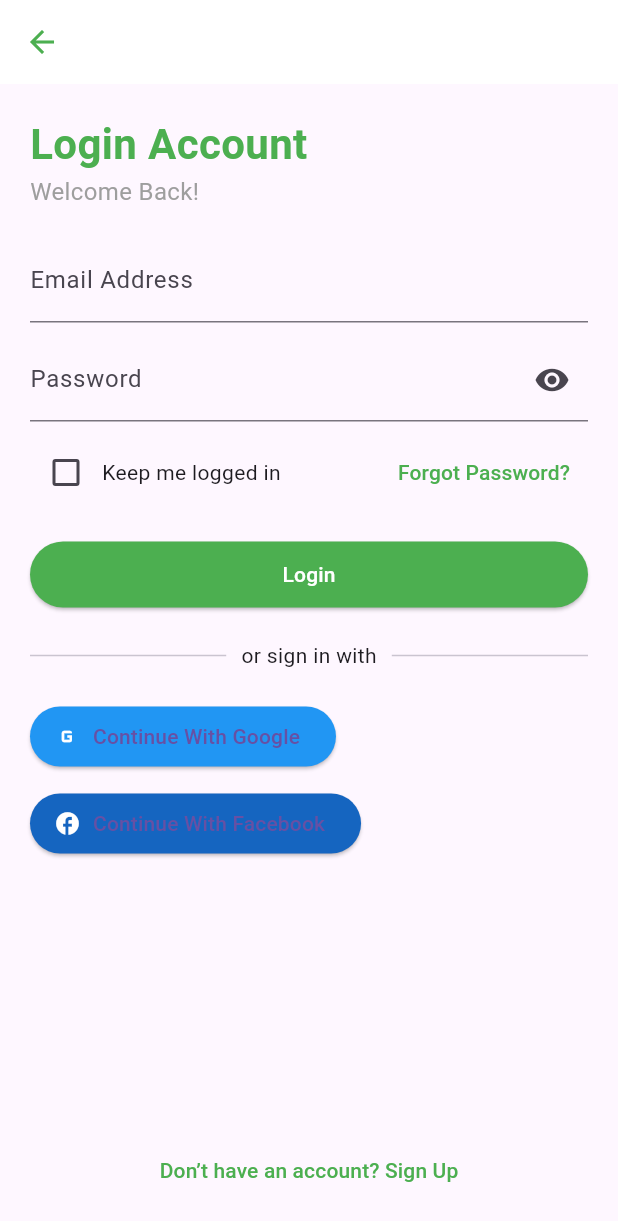
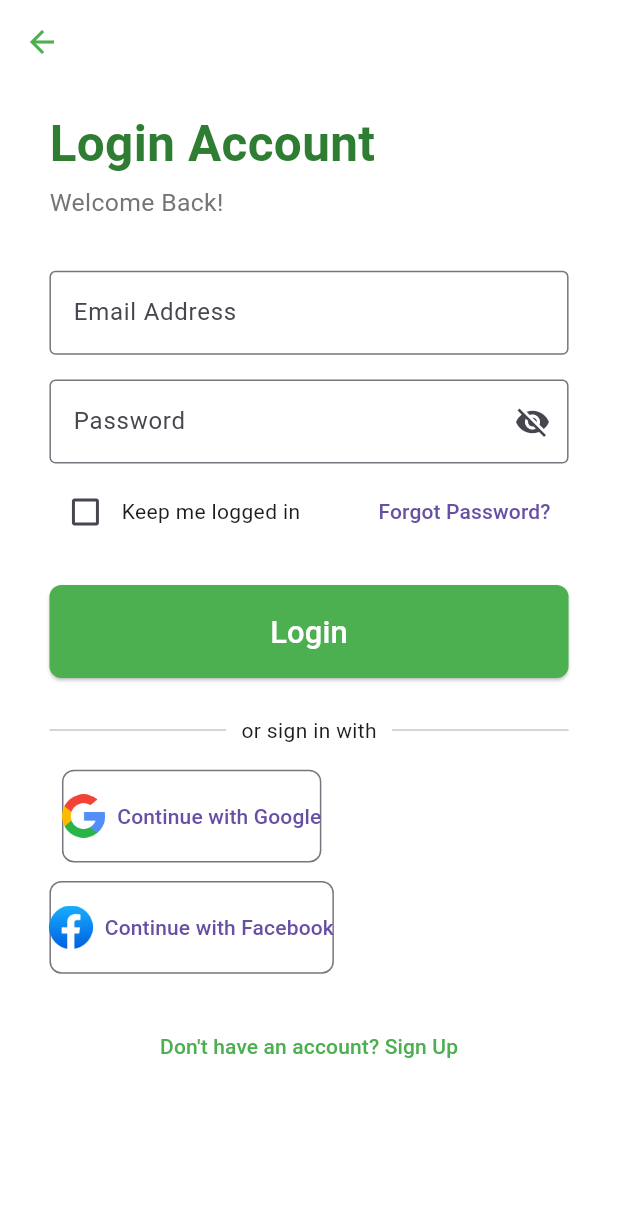
Before and after one commit to maggiieee1/mobappdev_final_project, a Flutter app: the screen it shows after launch, after a tap on "Login", on a phone screen of 412 x 824 dp. Shown: the top 1221 px of the screen. Run offline on Flutter 3.47's test engine with Material 3 defaults, Android fonts, the phone set to English and light mode, and no system bars.

Commit message:
add logos

```diff
--- a/lib/landing_page.dart
+++ b/lib/landing_page.dart
@@ -2,59 +2,100 @@ import 'package:flutter/material.dart';
 import 'login_page.dart';
 
 class LandingPage extends StatelessWidget {
-  const LandingPage({super.key});
-
   @override
   Widget build(BuildContext context) {
+    double screenWidth = MediaQuery.of(context).size.width;
+    double screenHeight = MediaQuery.of(context).size.height;
+
     return Scaffold(
       backgroundColor: Colors.white,
-      body: Center(
+      body: SafeArea(
+        child: SingleChildScrollView(
           child: Column(
             mainAxisAlignment: MainAxisAlignment.center,
             children: [
-            Image.asset('assets/logo.png', height: 100), // Replace with your actual logo asset
-            SizedBox(height: 20),
+              SizedBox(height: screenHeight * 0.1),
+              Image.asset(
+                'assets/logo.png',
+                height: screenHeight * 0.15,
+              ),
+              SizedBox(height: screenHeight * 0.02),
               Text(
                 'sproutly',
                 style: TextStyle(
-                fontSize: 32,
+                  fontSize: screenWidth * 0.1,
                   fontWeight: FontWeight.bold,
-                color: Colors.green,
+                  color: Colors.green[700],
+                  fontFamily: 'CustomFont',
                 ),
               ),
-            SizedBox(height: 10),
-            Text(
+              SizedBox(height: screenHeight * 0.02),
+              Padding(
+                padding: EdgeInsets.symmetric(horizontal: screenWidth * 0.1),
+                child: Text(
                   'Care for your plants by providing reminders for watering, fertilizing, and sunlight needs.',
                   textAlign: TextAlign.center,
-              style: TextStyle(fontSize: 16, color: Colors.grey),
+                  style: TextStyle(
+                    fontSize: screenWidth * 0.04,
+                    color: Colors.grey[700],
                   ),
-            SizedBox(height: 40),
-            ElevatedButton(
+                ),
+              ),
+              SizedBox(height: screenHeight * 0.15),
+              Padding(
+                padding: EdgeInsets.symmetric(horizontal: screenWidth * 0.1),
+                child: Column(
+                  children: [
+                    OutlinedButton(
                       onPressed: () {
                         Navigator.push(
                           context,
                           MaterialPageRoute(builder: (context) => LoginPage()),
                         );
                       },
+                      style: OutlinedButton.styleFrom(
+                        padding: EdgeInsets.symmetric(
+                          vertical: screenHeight * 0.02,
+                        ),
+                        side: BorderSide(color: Colors.green, width: 2),
+                        shape: RoundedRectangleBorder(
+                          borderRadius: BorderRadius.circular(8),
+                        ),
+                      ),
+                      child: Text(
+                        'Login',
+                        style: TextStyle(
+                          fontSize: screenWidth * 0.05,
+                          color: Colors.green,
+                        ),
+                      ),
+                    ),
+                    SizedBox(height: screenHeight * 0.02),
+                    ElevatedButton(
+                      onPressed: () {},
                       style: ElevatedButton.styleFrom(
-                backgroundColor: Colors.white,
-                side: BorderSide(color: Colors.green),
-                padding: EdgeInsets.symmetric(horizontal: 40, vertical: 12),
+                        padding: EdgeInsets.symmetric(
+                          vertical: screenHeight * 0.02,
                         ),
-              child: Text('Login', style: TextStyle(color: Colors.green)),
+                        backgroundColor: Colors.green,
+                        shape: RoundedRectangleBorder(
+                          borderRadius: BorderRadius.circular(8),
                         ),
-            SizedBox(height: 10),
-            ElevatedButton(
-              onPressed: () {
-                // Navigate to Signup Page (if needed)
-              },
-              style: ElevatedButton.styleFrom(
-                backgroundColor: Colors.green,
-                padding: EdgeInsets.symmetric(horizontal: 40, vertical: 12),
                       ),
-              child: Text('Sign Up', style: TextStyle(color: Colors.white)),
+                      child: Text(
+                        'Sign Up',
+                        style: TextStyle(
+                          fontSize: screenWidth * 0.05,
+                          color: Colors.white,
+                        ),
+                      ),
                     ),
                   ],
+                ),
+              ),
+              SizedBox(height: screenHeight * 0.05),
+            ],
+          ),
         ),
       ),
     );
--- a/lib/login_page.dart
+++ b/lib/login_page.dart
@@ -1,47 +1,58 @@
 import 'package:flutter/material.dart';
 
 class LoginPage extends StatelessWidget {
-  const LoginPage({super.key});
-
   @override
   Widget build(BuildContext context) {
+    double screenWidth = MediaQuery.of(context).size.width;
+    double screenHeight = MediaQuery.of(context).size.height;
+
     return Scaffold(
+      backgroundColor: Colors.white,
       appBar: AppBar(
         backgroundColor: Colors.white,
         elevation: 0,
         leading: IconButton(
           icon: Icon(Icons.arrow_back, color: Colors.green),
-          onPressed: () {
-            Navigator.pop(context);
-          },
+          onPressed: () => Navigator.pop(context),
         ),
       ),
-      body: Padding(
-        padding: EdgeInsets.all(20),
+      body: SingleChildScrollView(
+        child: Padding(
+          padding: EdgeInsets.symmetric(horizontal: screenWidth * 0.08),
           child: Column(
             crossAxisAlignment: CrossAxisAlignment.start,
             children: [
+              SizedBox(height: screenHeight * 0.02),
               Text(
                 'Login Account',
-              style: TextStyle(fontSize: 28, fontWeight: FontWeight.bold, color: Colors.green),
+                style: TextStyle(
+                  fontSize: screenWidth * 0.08,
+                  fontWeight: FontWeight.bold,
+                  color: Colors.green[800],
                 ),
+              ),
+              SizedBox(height: screenHeight * 0.005),
               Text(
                 'Welcome Back!',
-              style: TextStyle(fontSize: 16, color: Colors.grey),
+                style: TextStyle(fontSize: screenWidth * 0.04, color: Colors.grey[600]),
               ),
-            SizedBox(height: 20),
+              SizedBox(height: screenHeight * 0.04),
               TextField(
-              decoration: InputDecoration(labelText: 'Email Address'),
+                decoration: InputDecoration(
+                  labelText: 'Email Address',
+                  border: OutlineInputBorder(),
                 ),
-            SizedBox(height: 10),
+              ),
+              SizedBox(height: screenHeight * 0.02),
               TextField(
                 obscureText: true,
                 decoration: InputDecoration(
                   labelText: 'Password',
-                suffixIcon: Icon(Icons.visibility),
+                  border: OutlineInputBorder(),
+                  suffixIcon: Icon(Icons.visibility_off),
                 ),
               ),
-            SizedBox(height: 10),
+              SizedBox(height: screenHeight * 0.01),
               Row(
                 children: [
                   Checkbox(value: false, onChanged: (value) {}),
@@ -49,22 +60,28 @@ class LoginPage extends StatelessWidget {
                   Spacer(),
                   TextButton(
                     onPressed: () {},
-                  child: Text('Forgot Password?', style: TextStyle(color: Colors.green)),
+                    child: Text('Forgot Password?'),
                   ),
                 ],
               ),
-            SizedBox(height: 20),
+              SizedBox(height: screenHeight * 0.03),
               ElevatedButton(
-              onPressed: () {
-                // Handle Login Action
-              },
+                onPressed: () {},
                 style: ElevatedButton.styleFrom(
                   backgroundColor: Colors.green,
-                padding: EdgeInsets.symmetric(vertical: 12),
+                  padding: EdgeInsets.symmetric(vertical: screenHeight * 0.02),
+                  shape: RoundedRectangleBorder(
+                    borderRadius: BorderRadius.circular(8),
                   ),
-              child: Center(child: Text('Login', style: TextStyle(color: Colors.white))),
                 ),
-            SizedBox(height: 20),
+                child: Center(
+                  child: Text(
+                    'Login',
+                    style: TextStyle(fontSize: screenWidth * 0.05, color: Colors.white),
+                  ),
+                ),
+              ),
+              SizedBox(height: screenHeight * 0.03),
               Row(
                 children: [
                   Expanded(child: Divider()),
@@ -75,34 +92,47 @@ class LoginPage extends StatelessWidget {
                   Expanded(child: Divider()),
                 ],
               ),
-            SizedBox(height: 20),
-            ElevatedButton.icon(
-              onPressed: () {
-                // Handle Google Login
-              },
-              icon: Icon(Icons.g_mobiledata, color: Colors.white),
-              label: Text('Continue With Google'),
-              style: ElevatedButton.styleFrom(backgroundColor: Colors.blue),
+              SizedBox(height: screenHeight * 0.02),
+              Column(
+                children: [
+                  OutlinedButton.icon(
+                    onPressed: () {},
+                    icon: Image.asset('assets/google.png', height: screenHeight * 0.035),
+                    label: Text('Continue with Google'),
+                    style: OutlinedButton.styleFrom(
+                      padding: EdgeInsets.symmetric(vertical: screenHeight * 0.02),
+                      shape: RoundedRectangleBorder(
+                        borderRadius: BorderRadius.circular(8),
                       ),
-            SizedBox(height: 10),
-            ElevatedButton.icon(
-              onPressed: () {
-                // Handle Facebook Login
-              },
-              icon: Icon(Icons.facebook, color: Colors.white),
-              label: Text('Continue With Facebook'),
-              style: ElevatedButton.styleFrom(backgroundColor: Colors.blue[800]),
                     ),
-            Spacer(),
-            Center(
-              child: TextButton(
-                onPressed: () {
-                  // Navigate to Signup Page (if needed)
-                },
-                child: Text('Don’t have an account? Sign Up', style: TextStyle(color: Colors.green)),
+                  ),
+                  SizedBox(height: screenHeight * 0.015),
+                  OutlinedButton.icon(
+                    onPressed: () {},
+                    icon: Image.asset('assets/facebook.png', height: screenHeight * 0.035),
+                    label: Text('Continue with Facebook'),
+                    style: OutlinedButton.styleFrom(
+                      padding: EdgeInsets.symmetric(vertical: screenHeight * 0.02),
+                      shape: RoundedRectangleBorder(
+                        borderRadius: BorderRadius.circular(8),
+                      ),
                     ),
                   ),
                 ],
+              ),
+              SizedBox(height: screenHeight * 0.03),
+              Center(
+                child: TextButton(
+                  onPressed: () {},
+                  child: Text(
+                    "Don't have an account? Sign Up",
+                    style: TextStyle(color: Colors.green),
+                  ),
+                ),
+              ),
+              SizedBox(height: screenHeight * 0.02),
+            ],
+          ),
         ),
       ),
     );
--- a/pubspec.yaml
+++ b/pubspec.yaml
@@ -51,6 +51,10 @@ dev_dependencies:
 
 # The following section is specific to Flutter packages.
 flutter:
+  assets:
+    - assets/logo.png
+    - assets/facebook.png
+    - assets/google.png
 
   # The following line ensures that the Material Icons font is
   # included with your application, so that you can use the icons in
```
Also changed, not shown: assets/facebook.png (added), assets/google.png (added). Lines whose indentation alone changed are shown as unchanged.
